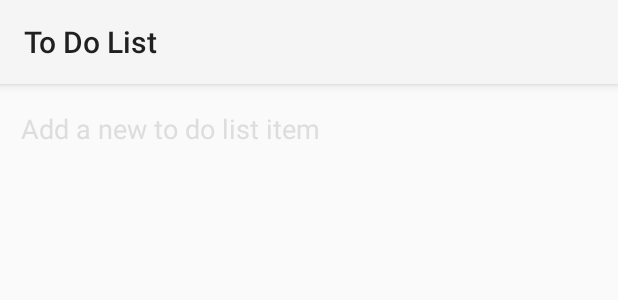
After one commit to onemonth/android-todo-list, an Android app: the layout activity_add_item.xml on its own in the app's theme, with its tools: preview values and no code run, on a phone screen of 412 x 824 dp. The commit adds this screen. Shown: the top 300 px of the screen. Run offline under Robolectric (Android 15) with nearby library versions, the phone set to English and light mode, and no system bars.

Commit message:
adding new items via the back button

```diff
--- a/app/src/main/AndroidManifest.xml
+++ b/app/src/main/AndroidManifest.xml
@@ -16,6 +16,10 @@
                 <category android:name="android.intent.category.LAUNCHER" />
             </intent-filter>
         </activity>
+        <activity
+            android:name=".AddItemActivity"
+            android:label="@string/add_item_name" >
+        </activity>
     </application>
 
 </manifest>
--- /dev/null
+++ b/app/src/main/res/layout/activity_add_item.xml
@@ -0,0 +1,22 @@
+<?xml version="1.0" encoding="utf-8"?>
+<LinearLayout xmlns:android="http://schemas.android.com/apk/res/android"
+    android:orientation="vertical"
+    android:layout_width="match_parent"
+    android:layout_height="match_parent">
+
+    <EditText
+        android:id="@+id/activity_add_item_edittext"
+        android:layout_width="match_parent"
+        android:layout_height="match_parent"
+        android:layout_marginBottom="@dimen/activity_add_item_vertical_margin"
+        android:layout_marginLeft="@dimen/activity_add_item_horizontal_margin"
+        android:layout_marginRight="@dimen/activity_add_item_horizontal_margin"
+        android:layout_marginTop="@dimen/activity_add_item_vertical_margin"
+        android:background="@null"
+        android:gravity="top"
+        android:hint="@string/activity_add_item_hint"
+        android:inputType="textMultiLine"
+        android:isScrollContainer="true"
+        android:textColorHint="@color/edittext_hint"/>
+
+</LinearLayout>
--- a/app/src/main/res/layout/list_item.xml
+++ b/app/src/main/res/layout/list_item.xml
@@ -12,7 +12,6 @@
         android:layout_height="wrap_content"
         android:layout_gravity="top|start"
         android:textSize="@dimen/list_item_text_size"
-        android:text="@string/sample_list_item_text"
         android:maxLines="1"
         android:ellipsize="end"
         android:typeface="sans"/>
--- a/app/src/main/res/values/colors.xml
+++ b/app/src/main/res/values/colors.xml
@@ -2,4 +2,5 @@
 <resources>
     <color name="floatingactionbutton">#00ADEF</color>
     <color name="floatingactionbutton_dark">#0087CF</color>
+    <color name="edittext_hint">#DDDDDD</color>
 </resources>
--- a/app/src/main/res/values/dimens.xml
+++ b/app/src/main/res/values/dimens.xml
@@ -8,4 +8,6 @@
     <dimen name="fab_elevation">6dp</dimen>
     <dimen name="fab_pressed_z_translation">12dp</dimen>
     <dimen name="fab_margin">16dp</dimen>
+    <dimen name="activity_add_item_horizontal_margin">14dp</dimen>
+    <dimen name="activity_add_item_vertical_margin">17dp</dimen>
 </resources>
--- a/app/src/main/res/values/strings.xml
+++ b/app/src/main/res/values/strings.xml
@@ -1,5 +1,6 @@
 <resources>
     <string name="app_name">To Do List</string>
     <string name="action_settings">Settings</string>
-    <string name="sample_list_item_text">Sample list item</string>
+    <string name="add_item_name">Add Item</string>
+    <string name="activity_add_item_hint">Add a new to do list item</string>
 </resources>
```
Also changed, not shown: app/src/main/java/com/onemonth/todolist/AddItemActivity.java (added, +46 -0 lines), app/src/main/java/com/onemonth/todolist/Constants.java (added, +12 -0 lines), app/src/main/java/com/onemonth/todolist/MainActivity.java (+34 -15 lines).
